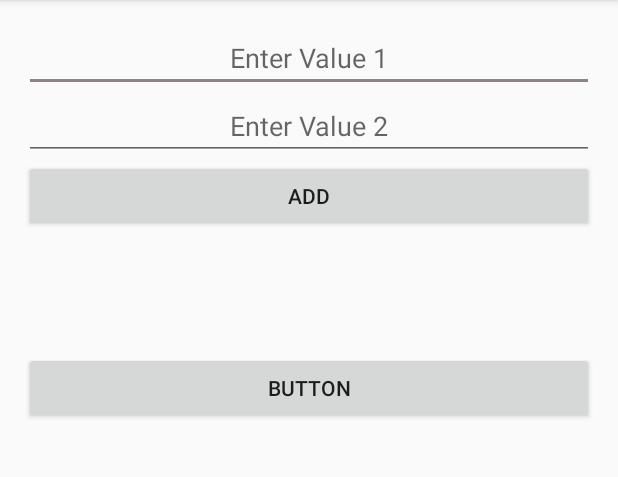
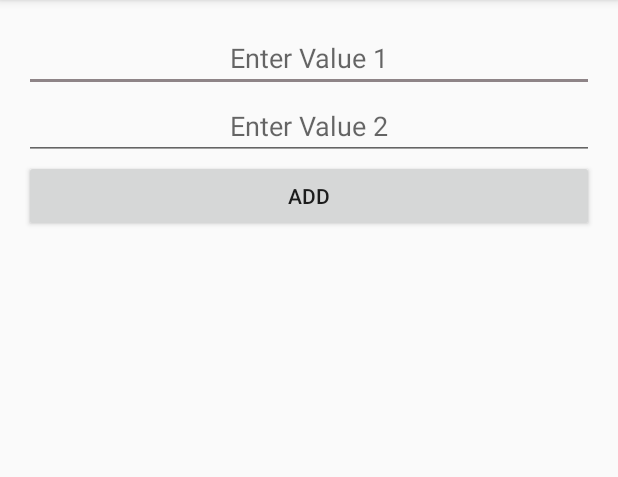
Before and after one commit to mohitlivetech2016/MyFirstApp, an Android app: the Main6Activity screen opened directly, with no data from a screen before it, on a phone screen of 412 x 824 dp, the part 84-561 px from its top. Run offline under Robolectric (Android 15) with nearby library versions, the phone set to English and light mode, and no system bars.

Commit message:
commit 3-11-2016   5:13

```diff
--- a/app/src/main/res/layout/activity_main.xml
+++ b/app/src/main/res/layout/activity_main.xml
@@ -4,7 +4,6 @@
     android:id="@+id/activity_main"
     android:layout_width="match_parent"
     android:layout_height="match_parent"
-    android:orientation="vertical"
     android:paddingBottom="@dimen/activity_vertical_margin"
     android:paddingLeft="@dimen/activity_horizontal_margin"
     android:paddingRight="@dimen/activity_horizontal_margin"
--- a/app/src/main/res/layout/activity_main6.xml
+++ b/app/src/main/res/layout/activity_main6.xml
@@ -51,11 +51,5 @@
         android:layout_height="40sp"
         android:gravity="center" />
 
-    <Button
-        android:text="Button"
-        android:layout_width="match_parent"
-        android:layout_height="wrap_content"
-        android:id="@+id/button2" />
-
 
 </LinearLayout>
--- a/app/src/main/res/layout/activity_main7.xml
+++ b/app/src/main/res/layout/activity_main7.xml
@@ -11,7 +11,11 @@
     tools:context="com.example.android.myfirstapp.Main7Activity"
     android:orientation="vertical"
     >
+<Button
+    android:layout_width="match_parent"
+    android:layout_height="wrap_content"
 
+    />
 
     <LinearLayout xmlns:android="http://schemas.android.com/apk/res/android"
         android:orientation="horizontal"
@@ -21,7 +25,7 @@
         <fragment android:name="com.example.android.myfirstapp.FragmentFirst"
             android:id="@+id/idFragment1"
             android:layout_weight="1"
-            android:layout_width="0dp"
+            android:layout_width="20dp"
             android:layout_height="match_parent"
 
             />
```
